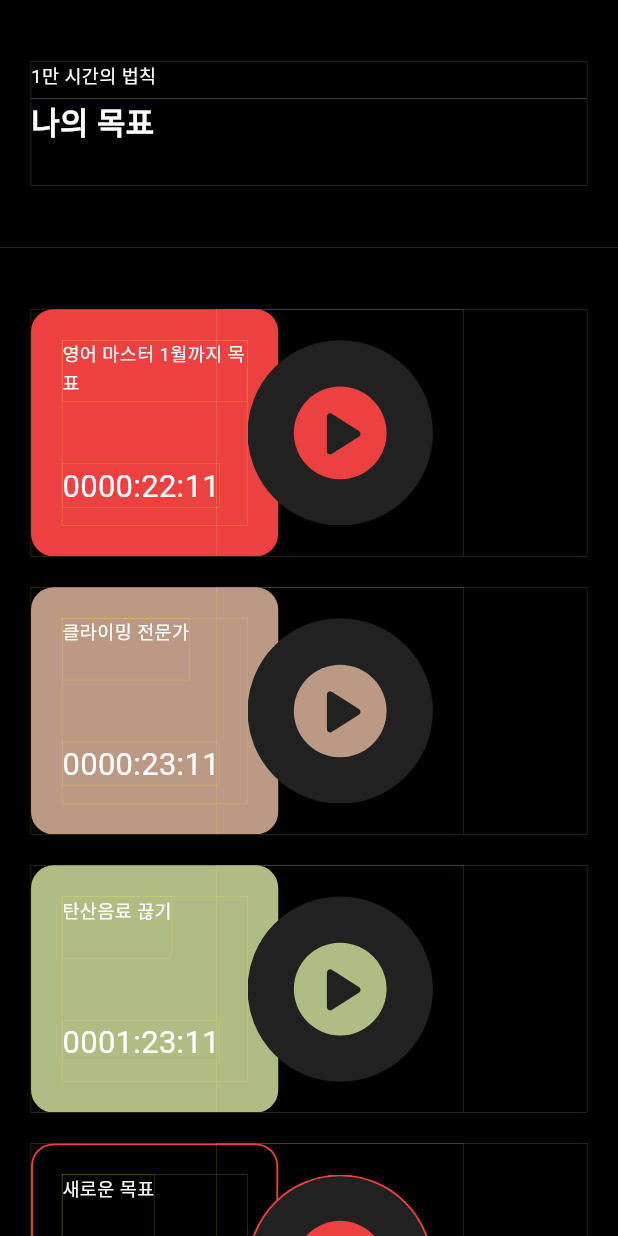
After one commit to springstudy9092/tenthousand_hour_rule_flutter, a Flutter app: the GoalMain screen opened directly, on a phone screen of 412 x 824 dp. The commit adds this screen. Run offline on Flutter 3.47's test engine with Material 3 defaults, Android fonts, the phone set to English and light mode, and no system bars; missing offline and left inert: kakao_flutter_sdk.

Commit message:
20231216 make goal list page

```diff
--- /dev/null
+++ b/lib/common/main_goal_box.dart
@@ -0,0 +1,168 @@
+import 'package:flutter/material.dart';
+
+// 메인 목표 리스트 페이지 중 직사각형 목표상자 재사용
+class MainGoalBox extends StatefulWidget {
+  final String title;
+  final String time; // TODO 시간 데이터 형식 수정 필요함 ex) 16:29
+  final Color color;
+  final String stat; // 신규0, 진행중1, 중지2, 삭제3, 완료4 임시 컬럼 상태 관리. 일단 진행하고 나중에 소스 개선 enum
+
+  MainGoalBox({
+    Key? key,
+    this.title = "새로운 목표",
+    this.time = '0000:00:00', // hh:mm:dd
+    this.color = Colors.black, // 추가한 목표 없는 경우 검정 네모로 보이도록 기본값 설정
+    this.stat = '1', //
+  }) :super(key: key);
+
+  @override
+  _MainGoalBox createState() => _MainGoalBox();
+}
+
+class _MainGoalBox extends State<MainGoalBox> {
+  @override
+  Widget build(BuildContext context){
+    final Size size = MediaQuery.of(context).size;
+    return Container(
+      margin: EdgeInsets.fromLTRB(0, 0, 0, size.width * 0.05), // 하단 마진
+      height: size.width * 0.4,
+      width: double.infinity,
+      decoration: BoxDecoration(
+        border: Border.all(
+          color: Colors.yellow,// 제거 예정
+          width: 0.1,
+        ),
+      ),
+      child:
+      Stack(
+        children: [
+          // 1) 왼쪽 사각형
+          Positioned(
+            left: 0,
+            child: Container(
+              width: size.width * 0.4,
+              height: size.width * 0.4,
+              decoration:
+                BoxDecoration(
+                  color: widget.stat != '0' ? widget.color : Colors.black,  // 변동 색상 → 목표별 색상 다르게 하도록
+                  borderRadius: BorderRadius.circular(15.0), // 모서리 둥글기 정도
+                  border: Border.all(
+                    color: widget.color,
+                    width: size.width * 0.003,
+                  ),
+                ),
+              child:
+              Center(
+                child: Container( // SizedBox
+                  width: size.width * 0.3,
+                  height: size.width * 0.3,
+                  decoration: BoxDecoration(
+                    border: Border.all(
+                      color: Colors.yellow,// 제거 예정
+                      width: 0.1,
+                    ),
+                  ),
+                  child: Column(
+                    crossAxisAlignment: CrossAxisAlignment.start, // aligned left
+                    children: [
+                      Container(
+                        height: size.width * 0.1,
+                        decoration: BoxDecoration(
+                          border: Border.all(
+                            color: Colors.yellow,// 제거 예정
+                            width: 0.1,
+                          ),
+                        ),
+                        child:
+                        Text(
+                          widget.title,
+                          style: TextStyle(
+                            color: Colors.white,
+                            fontSize: size.width * 0.03,
+                          ),
+                        ),
+                      ),
+                      SizedBox(
+                        height: size.width * 0.1,
+                      ),
+                      Container( // SizedBox
+                        decoration: BoxDecoration(
+                          border: Border.all(
+                            color: Colors.yellow,// 제거 예정
+                            width: 0.1,
+                          ),
+                        ),
+                        child: Text(
+                          widget.time, // TODO 누적 시간(초) DB 조회해서 시분초로 환산해서 보여주기
+                          style: TextStyle(
+                            color: Colors.white,
+                            fontSize: size.width * 0.05,
+                          ),
+                        ),
+                      ),
+                    ],
+                  ),
+                ),
+              ),
+            ),
+          ),
+          // 2) 오른쪽 동그라미 재생 버튼
+          Positioned(
+            left: size.width * 0.3,
+            child: Container(
+              width: size.width * 0.4,
+              height: size.width * 0.4,
+              padding: EdgeInsets.all(size.width * 0.05), // 원하는 패딩 값을 지정
+              decoration: BoxDecoration(
+                border: Border.all(
+                  color: Colors.yellow,// 제거 예정
+                  width: 0.1,
+                ),
+              ),
+              child:
+              Stack(
+                children: [
+                  Positioned(
+                    left: 0,
+                    child: Container(
+                      width: size.width * 0.3,
+                      height: size.width * 0.3,
+                      decoration: BoxDecoration(
+                        shape: BoxShape.circle, // 동그라미 만들기
+                        color: Color(0xFF212121), // 고정색상 검회색 212121
+                        border: Border.all(
+                          color: widget.stat != '0' ? Color(0xFF212121) : widget.color,
+                          width: size.width * 0.003,
+                        ),
+                      ),
+                      child:
+                      Center(
+                        child: Container(
+                          width: size.width * 0.15,
+                          height: size.width * 0.15,
+                          decoration: BoxDecoration(
+                            shape: BoxShape.circle, // 동그라미 만들기
+                            color: widget.color, // 변동 색상 → 목표별 색상 다르게 하도록
+                          ),
+                          child: Center(
+                            child: Icon(
+                              // 신규 추가 아닌 경우 ▶ 아이콘 보여주고
+                              // 신규 추가인 경우 + 아이콘으로 보여주기
+                              widget.stat != '0' ? Icons.play_arrow_rounded : Icons.add,
+                              color: Color(0xFF212121), // 아이콘에 고정색상 검회색 212121
+                              size: size.width * 0.13,
+                            ),
+                          ),
+                        ),
+                      ),
+                    ),
+                  ),
+                ],
+              ),
+            ),
+          ),
+        ],
+      ),
+    );
+  }
+}
--- /dev/null
+++ b/lib/goal_main/GoalMain.dart
@@ -0,0 +1,112 @@
+import 'dart:async';
+import 'package:flutter/material.dart';
+
+import '../common/main_goal_box.dart';
+
+// GoalMain 주요 기능
+// 목표 등록
+// 목표 리스트 조회
+// 리스트에서 목표 클릭시 목표 상세로 진입 가능하도록 제공
+
+class GoalMain extends StatefulWidget {
+  @override
+  _GoalMain createState() => _GoalMain();
+}
+
+class _GoalMain extends State<GoalMain> {
+
+  @override
+  void initState() {
+    super.initState();
+  }
+
+  @override
+  Widget build(BuildContext context) {
+
+    final Size size = MediaQuery.of(context).size;
+
+    // body에 들어갈 children list
+    // 목표별로 color 가지고 있음
+    // TODO : time 파라미터 형식 변경해야함 → 임시로 문자열 적용
+    List<Widget> childWidgets = [
+      MainGoalBox(color: Color(0xFFED4141), title : "영어 마스터 1월까지 목표", time: '0000:22:11',),
+      MainGoalBox(color: Color(0xFFBC9984), title : "클라이밍 전문가", time: '0000:23:11',),
+      MainGoalBox(color: Color(0xFFB1BC84), title : "탄산음료 끊기", time: '0001:23:11',),
+      MainGoalBox(color: Color(0xFFED4141), stat: '0'), // 목표 신규 추가 TODO stat 값 추후 정리 예정
+    ];
+
+    return Scaffold(
+      body:
+          Column(
+            children: [
+              // HEADER
+              Container(
+                padding: EdgeInsets.fromLTRB(size.width * 0.05, size.height * 0.05, size.width * 0.05, size.height * 0.05),
+                height: size.height * 0.2,
+                width: size.width,
+                color: Colors.black,
+                child:
+                  Column(
+                    children: [
+                      Container(
+                        height: size.height * 0.03,
+                        width: size.width,
+                        decoration: BoxDecoration(
+                          border: Border.all(
+                            color: Colors.yellow,// 제거 예정
+                            width: 0.1,
+                          ),
+                        ),
+                          child:
+                            Text(
+                              '1만 시간의 법칙',
+                              style: TextStyle(
+                                color: Colors.white,
+                                fontSize: size.width * 0.03, // 예시로 화면 폭의 5% 크기로 설정
+                              ),
+                            ),
+                      ),
+                      Container(
+                        height: size.height * 0.07,
+                        width: size.width,
+                        decoration: BoxDecoration(
+                          border: Border.all(
+                            color: Colors.yellow,// 제거 예정
+                            width: 0.1,
+                          ),
+                        ),
+                        child:
+                          Text(
+                            '나의 목표',
+                            style: TextStyle(
+                              color: Colors.white,
+                              fontWeight: FontWeight.bold,
+                              fontSize: size.width * 0.05, // 예시로 화면 폭의 5% 크기로 설정
+                            ),
+                          ),
+                      ),
+                    ],
+                  ),
+              ),
+              // BODY
+              // Expanded 사용하여 header 제외한 하단 영역 채우고,
+              // 스크롤도 하단쪽에만 생성되도록 적용
+              Expanded(
+                child: Scrollbar(
+                  child:SingleChildScrollView(
+                    child : Container(
+                        padding: EdgeInsets.fromLTRB(size.width * 0.05, size.height * 0.05, size.width * 0.05, size.height * 0.05),
+                        color: Colors.black,
+                        child: Column(
+                            children: childWidgets
+                        )
+                    ),
+                  )
+
+                )
+              ),
+            ],
+        ),
+    );
+  }
+}
--- a/lib/login/login.dart
+++ b/lib/login/login.dart
@@ -1,5 +1,6 @@
 import 'package:flutter/material.dart';
 import 'package:sample_project/api/login/register_user.dart';
+import 'package:sample_project/goal_main/GoalMain.dart';
 
 import '../goal_datail/goal_detail_main.dart';
 
@@ -28,7 +29,7 @@ class Login extends StatelessWidget {
                   RegisterUserApi.loginWithKakao().then((value) => {
                     Navigator.push(
                       context,
-                      MaterialPageRoute(builder: (context) => GoalDetail()),
+                      MaterialPageRoute(builder: (context) => GoalDetail()), // GoalMain
                     )
                   }).onError((error, stackTrace) => {
 
```
